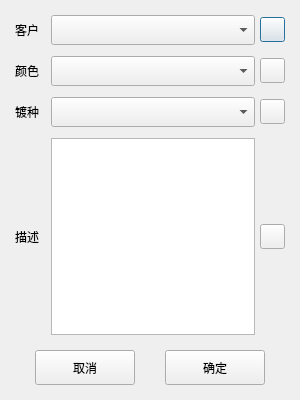
Above: Qt/ERP/dialognewmateriel.ui from superp2017/NTERP before the change. Below: the same form after it.
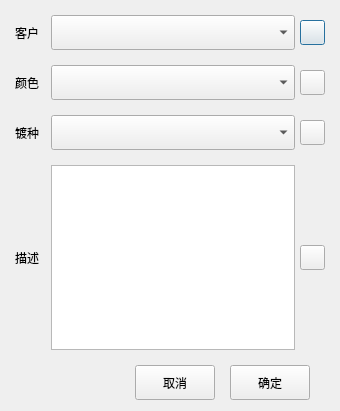
That is the form after the change. Icons and pictures are not drawn.

```diff
--- a/Qt/ERP/dialognewmateriel.ui
+++ b/Qt/ERP/dialognewmateriel.ui
@@ -6,8 +6,8 @@
    <rect>
     <x>0</x>
     <y>0</y>
-    <width>300</width>
-    <height>400</height>
+    <width>340</width>
+    <height>411</height>
    </rect>
   </property>
   <property name="minimumSize">
@@ -36,7 +36,7 @@
     <number>15</number>
    </property>
    <property name="bottomMargin">
-    <number>15</number>
+    <number>11</number>
    </property>
    <property name="verticalSpacing">
     <number>15</number>
@@ -47,7 +47,7 @@
       <number>5</number>
      </property>
      <property name="verticalSpacing">
-      <number>11</number>
+      <number>15</number>
      </property>
      <item row="0" column="0">
       <widget class="QLabel" name="label_5">
@@ -61,7 +61,7 @@
        <property name="minimumSize">
         <size>
          <width>0</width>
-         <height>30</height>
+         <height>35</height>
         </size>
        </property>
       </widget>
@@ -103,7 +103,7 @@
        <property name="minimumSize">
         <size>
          <width>0</width>
-         <height>30</height>
+         <height>35</height>
         </size>
        </property>
       </widget>
@@ -145,7 +145,7 @@
        <property name="minimumSize">
         <size>
          <width>0</width>
-         <height>30</height>
+         <height>35</height>
         </size>
        </property>
       </widget>
@@ -219,14 +219,27 @@
    <item row="1" column="0">
     <layout class="QHBoxLayout" name="horizontalLayout">
      <property name="spacing">
-      <number>30</number>
+      <number>15</number>
      </property>
      <property name="leftMargin">
       <number>20</number>
      </property>
      <property name="rightMargin">
-      <number>20</number>
+      <number>15</number>
      </property>
+     <item>
+      <spacer name="horizontalSpacer">
+       <property name="orientation">
+        <enum>Qt::Horizontal</enum>
+       </property>
+       <property name="sizeHint" stdset="0">
+        <size>
+         <width>40</width>
+         <height>20</height>
+        </size>
+       </property>
+      </spacer>
+     </item>
      <item>
       <widget class="QPushButton" name="pushButton_cancle">
        <property name="minimumSize">
```
